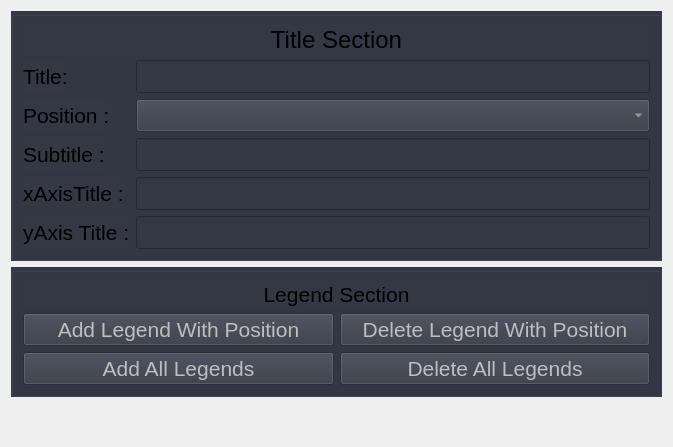
BETRU21/GraphicGenerator, file View/TitleWindow.ui: the form before one commit.
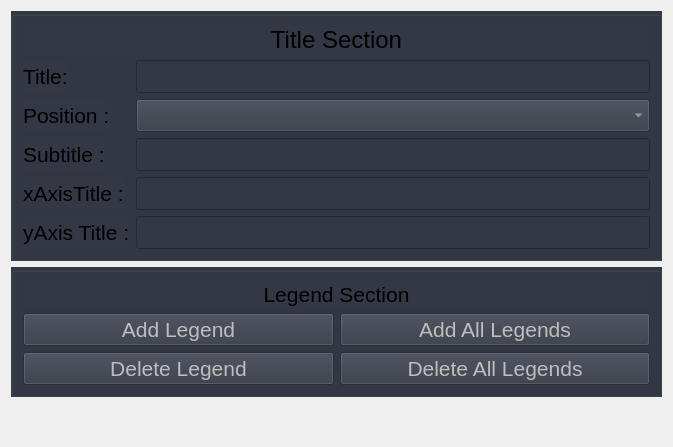
The form after the commit.

Diff of the .ui file:
```diff
--- a/View/TitleWindow.ui
+++ b/View/TitleWindow.ui
@@ -195,12 +195,12 @@
            </font>
           </property>
           <property name="text">
-           <string>Add Legend With Position</string>
+           <string>Add Legend</string>
           </property>
          </widget>
         </item>
         <item>
-         <widget class="QPushButton" name="pb_deleteLegend">
+         <widget class="QPushButton" name="pb_legends">
           <property name="enabled">
            <bool>false</bool>
           </property>
@@ -210,7 +210,7 @@
            </font>
           </property>
           <property name="text">
-           <string>Delete Legend With Position</string>
+           <string>Add All Legends</string>
           </property>
          </widget>
         </item>
@@ -219,7 +219,7 @@
       <item>
        <layout class="QHBoxLayout" name="horizontalLayout_4">
         <item>
-         <widget class="QPushButton" name="pb_legends">
+         <widget class="QPushButton" name="pb_deleteLegend">
           <property name="enabled">
            <bool>false</bool>
           </property>
@@ -229,7 +229,7 @@
            </font>
           </property>
           <property name="text">
-           <string>Add All Legends</string>
+           <string>Delete Legend</string>
           </property>
          </widget>
         </item>
```
Left out of the diff: 6 changed lines with no effect on the pictures.
